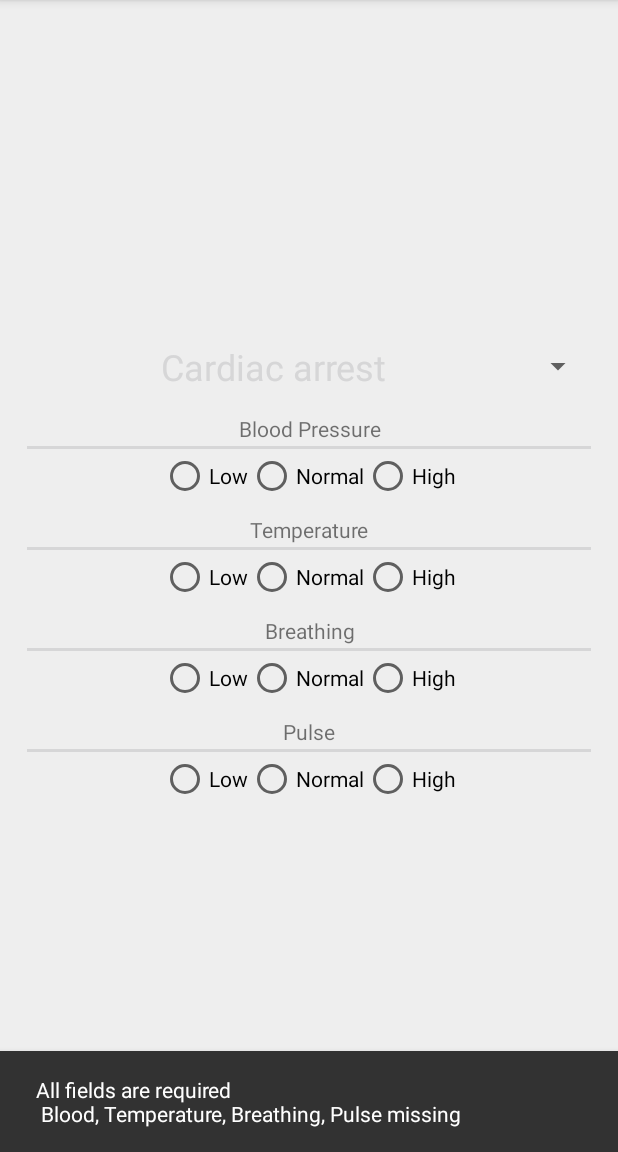
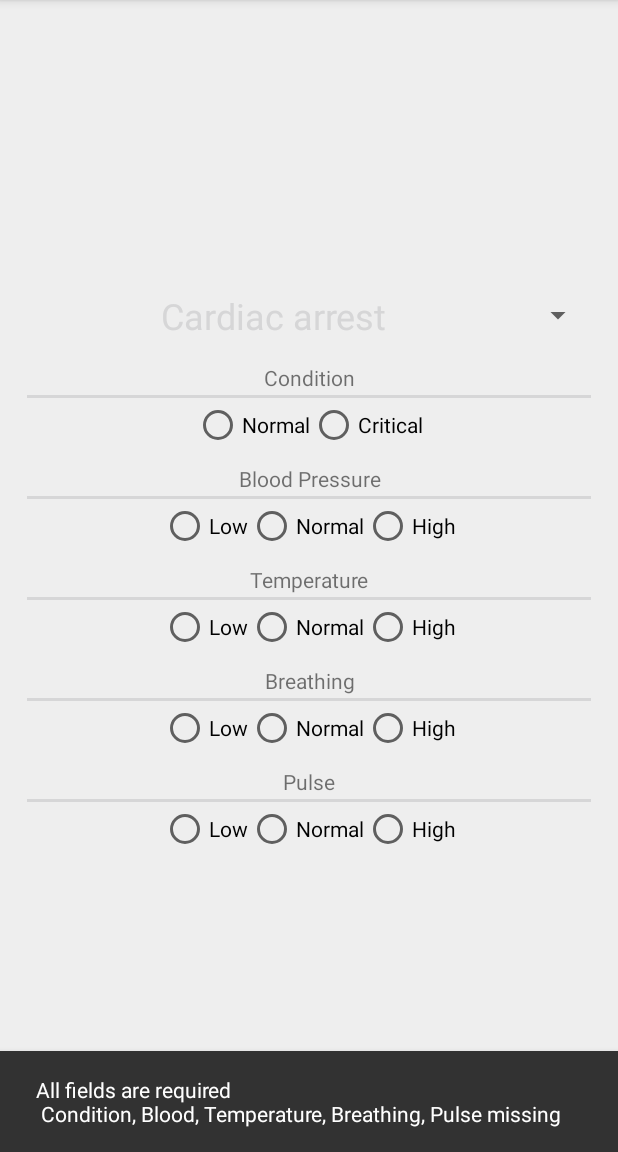
Before and after one commit to taharushain/LifeSaver-Android, an Android app: the InformationActivity screen opened directly, with no data from a screen before it, after a tap on "NEXT", on a phone screen of 412 x 824 dp, the part 84-1236 px from its top. Run offline under Robolectric (Android 15) with nearby library versions, the phone set to English and light mode, and no system bars; network calls fail; 1 statement that could not run was skipped.

Commit message:
Request update

```diff
--- a/app/src/main/java/com/golemtron/lifesaver/activities/InformationActivity.java
+++ b/app/src/main/java/com/golemtron/lifesaver/activities/InformationActivity.java
@@ -35,7 +35,7 @@ public class InformationActivity extends AppCompatActivity {
 
 
     private Spinner type_spinner;
-    private RadioGroup rg_blood, rg_temp, rg_pulse, rg_breath;
+    private RadioGroup rg_cond, rg_blood, rg_temp, rg_pulse, rg_breath;
 
     @Override
     protected void onCreate(Bundle savedInstanceState) {
@@ -74,6 +74,7 @@ public class InformationActivity extends AppCompatActivity {
         rg_temp = (RadioGroup) findViewById(R.id.rg_temp);
         rg_pulse = (RadioGroup) findViewById(R.id.rg_pulse);
         rg_breath = (RadioGroup) findViewById(R.id.rg_breath);
+        rg_cond = (RadioGroup) findViewById(R.id.rg_cond);
 
 
     }
@@ -120,6 +121,10 @@ public class InformationActivity extends AppCompatActivity {
 
         String msg = "All fields are required\n";
         Boolean error = false;
+        if(rg_cond.getCheckedRadioButtonId() == -1){
+            error=true;
+            msg+=" Condition,";
+        }
         if(rg_blood.getCheckedRadioButtonId() == -1){
             error=true;
             msg+=" Blood,";
@@ -149,13 +154,17 @@ public class InformationActivity extends AppCompatActivity {
         String pulse = ((RadioButton)findViewById(rg_pulse.getCheckedRadioButtonId())).getText().toString().trim();
         String temp = ((RadioButton)findViewById(rg_temp.getCheckedRadioButtonId())).getText().toString().trim();
         String breath = ((RadioButton)findViewById(rg_breath.getCheckedRadioButtonId())).getText().toString().trim();
+        String condition = ((RadioButton)findViewById(rg_cond.getCheckedRadioButtonId())).getText().toString().trim();
 
+        boolean cond = false;
+        if(condition.equals("Critical"))cond=true;
 
         preferenceManager.addPatientType(type);
         preferenceManager.addPatientTemperature(temp);
         preferenceManager.addPatientPulse(pulse);
         preferenceManager.addPatientBreathing(breath);
         preferenceManager.addPatientBlood(blood);
+        preferenceManager.addPatientCondition(cond);
 
         Intent intent = new Intent(InformationActivity.this, SelectHospitalActivity.class);
         startActivity(intent);
--- a/app/src/main/java/com/golemtron/lifesaver/activities/SelectHospitalActivity.java
+++ b/app/src/main/java/com/golemtron/lifesaver/activities/SelectHospitalActivity.java
@@ -315,7 +315,8 @@ public class SelectHospitalActivity extends AppCompatActivity implements GoogleA
                 preferenceManager.getPatientPulse(),
                 latitude+"",
                 longitude+"",
-                radius+""
+                radius+"",
+                preferenceManager.getPatientCondition()
                 );
     }
 
@@ -579,7 +580,8 @@ public class SelectHospitalActivity extends AppCompatActivity implements GoogleA
                                 final String pulse_rate,
                                 final String latitude,
                                 final String longitude,
-                                final String radius
+                                final String radius,
+                                final boolean cond
                                 ) {
 
         showpDialog();
@@ -650,6 +652,7 @@ public class SelectHospitalActivity extends AppCompatActivity implements GoogleA
                 parameters.put("latitude",latitude);
                 parameters.put("longitude",longitude);
                 parameters.put("radius",radius);
+                parameters.put("critical_condition",cond+"");
 
                 return parameters;
             }
--- a/app/src/main/java/com/golemtron/lifesaver/util/PreferenceManager.java
+++ b/app/src/main/java/com/golemtron/lifesaver/util/PreferenceManager.java
@@ -40,6 +40,7 @@ public class PreferenceManager {
 
     private static final String KEY_REQ_ID = "req_id";
     private static final String KEY_TYPE = "req_type";
+    private static final String KEY_CONDITION = "req_condition";
     private static final String KEY_BLOOD = "req_blood";
     private static final String KEY_TEMPERATURE = "req_temperature";
     private static final String KEY_BREATHING = "req_breathing";
@@ -83,9 +84,11 @@ public class PreferenceManager {
         editor.remove(KEY_HOSPITAL_LONGITUDE);
         editor.remove(KEY_HOSPITAL_LATITUDE);
         editor.remove(KEY_HOSPITAL_NAME);
+        editor.remove(KEY_CONDITION);
 
         editor.apply();
     }
+    public boolean getPatientCondition(){return pref.getBoolean(KEY_CONDITION,false);}
     public String getPatientType(){return pref.getString(KEY_TYPE,"");}
     public String getPatientBlood(){return pref.getString(KEY_BLOOD,"");}
     public String getPatientBreathing(){return pref.getString(KEY_BREATHING,"");}
@@ -228,4 +231,9 @@ public class PreferenceManager {
     }
 
     public int getRequestId(){return pref.getInt(KEY_REQ_ID,-1);}
+
+    public void addPatientCondition(boolean cond) {
+        editor.putBoolean(KEY_CONDITION, cond);
+        editor.commit();
+    }
 }
--- a/app/src/main/res/layout/information_content.xml
+++ b/app/src/main/res/layout/information_content.xml
@@ -22,6 +22,35 @@
                 android:gravity="center"
                 android:layout_width="match_parent"
                 android:layout_height="wrap_content"></Spinner>
+
+            <TextView
+                android:id="@+id/tv_label_condition"
+                android:layout_width="match_parent"
+                android:gravity="center"
+                android:layout_height="wrap_content"
+                android:text="Condition" />
+            <View
+                android:layout_margin="2dp"
+                android:background="@color/wallet_dim_foreground_disabled_holo_dark"
+                android:layout_width="match_parent"
+                android:layout_height="2dp"/>
+            <RadioGroup
+                android:id="@+id/rg_cond"
+                android:layout_marginBottom="10dp"
+                android:gravity="center"
+                android:layout_width="match_parent"
+                android:layout_height="wrap_content"
+                android:orientation="horizontal">
+
+                <RadioButton android:id="@+id/radio_condition_normal"
+                    android:layout_width="wrap_content"
+                    android:layout_height="wrap_content"
+                    android:text="Normal"/>
+                <RadioButton android:id="@+id/radio_condition_critical"
+                    android:layout_width="wrap_content"
+                    android:layout_height="wrap_content"
+                    android:text="Critical"/>
+            </RadioGroup>
 
             <TextView
             android:id="@+id/tv_label_blood"
```
